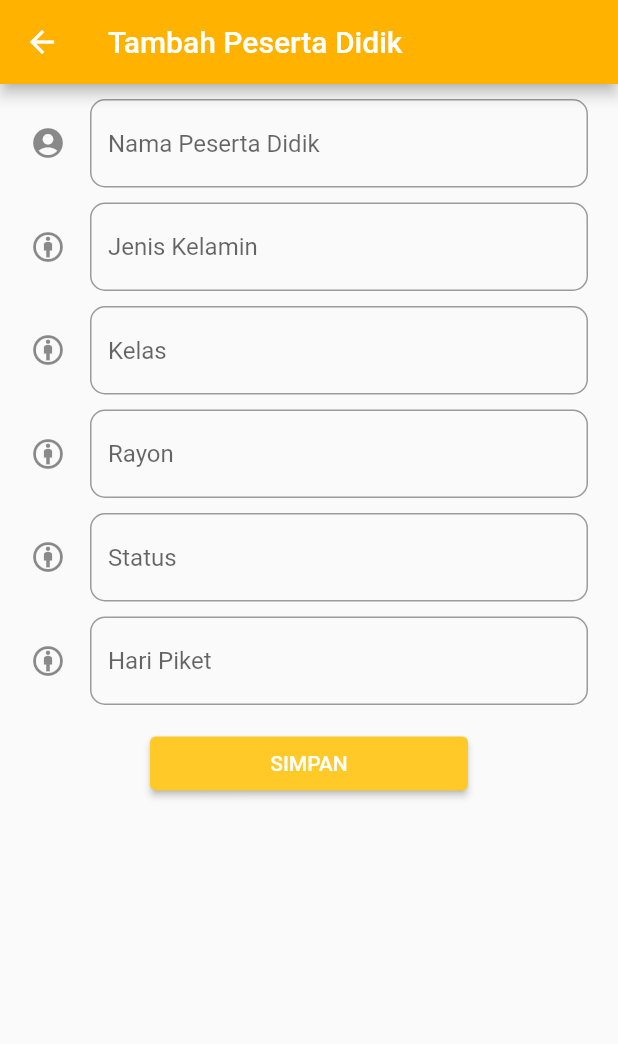
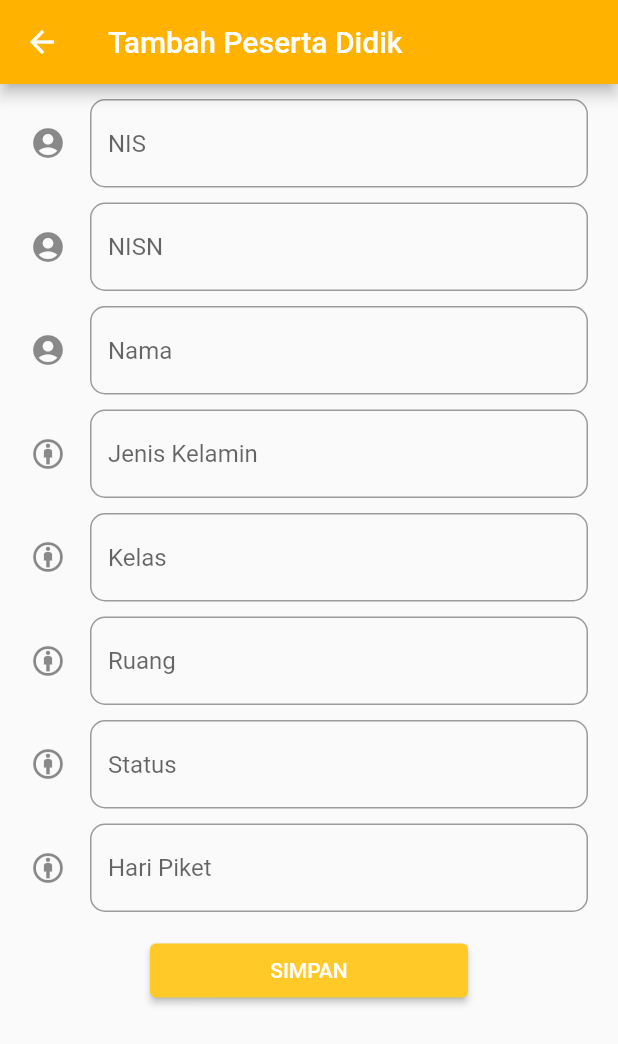
Before and after one commit to aistaqiemsy/flutter_scr, a Flutter app: the AddStudent screen opened directly, after a tap on "SIMPAN", on a phone screen of 412 x 824 dp. Shown: the top 1044 px of the screen. Run offline on Flutter 3.47's test engine with Material 2 defaults, Android fonts, the phone set to English and light mode, and no system bars; missing offline and left inert: dart:html; network calls fail.

Commit message:
Penambahan fungsi tambah data siswa

```diff
--- a/lib/dir_siswa/add_student.dart
+++ b/lib/dir_siswa/add_student.dart
@@ -13,27 +13,120 @@ class AddStudent extends StatefulWidget {
 }
 
 class _AddStudentState extends State<AddStudent> {
-  Future<void> _simpanSiswa() async { // login
-    var url =
-    Uri.http("127.0.0.1", "/scr_wikrama/students/addStudent.php", {'q': '{http}'});
-    var response = await http.post(
-        url,
-        body: {
-          "id_ruang": "",
-        },
-        headers: {
+  TextEditingController _idPesdik = new TextEditingController();
+  TextEditingController _nisn = new TextEditingController();
+  TextEditingController _nama = new TextEditingController();
+  TextEditingController _jk = new TextEditingController();
+  TextEditingController _rombel = new TextEditingController();
+  TextEditingController _ruang = new TextEditingController();
+  TextEditingController _status = new TextEditingController();
+  TextEditingController _hari = new TextEditingController();
+
+  Future<void> _simpanSiswa() async {
+    // login
+    var url = Uri.http(
+        "127.0.0.1", "/scr_wikrama/students/addStudent.php", {'q': '{http}'});
+    var response = await http.post(url, body: {
+      "id_pesdik": _idPesdik.text,
+      "nisn": _nisn.text,
+      "nama": _nama.text,
+      "jk": _jk.text,
+      "rombel": _rombel.text,
+      "no_ruang": _ruang.text,
+      "status": _status.text,
+      "hari": _hari.text,
+    }, headers: {
       "Access-Control-Allow-Methods": "POST, OPTIONS"
-        }
-    );
+    });
 
     if (response.statusCode == 200) {
       var simpanSiswa = jsonDecode(response.body);
       print(simpanSiswa);
 
+      //hapus semua data yang telah tersimpan
+      _idPesdik.clear();
+      _nisn.clear();
+      _nama.clear();
+      _jk.clear();
+      _rombel.clear();
+      _ruang.clear();
+      _status.clear();
+      _hari.clear();
+
+          showDialog( //tampilkan pesan tambah data lagi atau tidak
+                    context: context,
+                    builder: (BuildContext content) {
+                      return Expanded(
+                        child: AlertDialog(
+                          // title: Icon(
+                          //   Icons.info
+                          // ),
+                          content: ListTile(
+                            leading: Icon(
+                              Icons.info,
+                              color: Colors.lightGreenAccent[600],
+                            ),
+                            title: Text(
+                              "Data berhasil disimpan!",
+                              style: TextStyle(
+                                color: Colors.brown[400]
+                              ),
+                            ),
+                            subtitle: Text(
+                              "Ingin tambah data kembali ?",
+                              style: TextStyle(
+                                color: Colors.lightGreenAccent[800]
+                              ),
+                            ),
+                          ),
+                          // Card(
+                          //   elevation: 5,
+                          //   child: Padding(
+                          //     padding: EdgeInsets.all(20),
+                          //     child: Text(
+                          //     "Data Ingin tambah data kembali ?",
+                          //     style: TextStyle(
+                          //       fontSize: 12,
+                          //       color: Colors.brown[400]
+                          //     ),
+                          //   ),
+                          //   ),
+                          // ),
+                          actions: [
+                            ElevatedButton(
+                              child: Text(
+                                "Iya",
+                                style: TextStyle(
+                                  color: Colors.white
+                                ),
+                              ),
+                              onPressed: () {
+                                print("Tombol iya ditekan...");
+                                Navigator.pop(context);
+                              }
+                            ),
+
+                            ElevatedButton(
+                              child: Text(
+                                "Tidak",
+                                style: TextStyle(
+                                  color: Colors.white
+                                ),
+                              ),
+                              onPressed: () {
+                                print("Tombol tidak ditekan...");
+                                Navigator.pop(context);
+                                Navigator.pop(context);
+                              }
+                            )
+                          ],
+                        )
+                      );
+                    }
+                  );
     } else {
       print("Koneksi gagal!");
     }
-
   }
 
   @override
@@ -43,98 +136,102 @@ class _AddStudentState extends State<AddStudent> {
         backgroundColor: Colors.amber[600],
         title: Text("Tambah Peserta Didik"),
       ),
+
+      /*
+      Kolom data tb_pesdik
+      id_siswa, nisn, nama, jk, rombel, id_ruang, status, hari_piket
+      */
+
       body: ListView(
         children: [
           Padding(
             padding: EdgeInsets.only(left: 20, right: 20, top: 10),
             child: TextFormField(
+              controller: _idPesdik,
               decoration: InputDecoration(
-                hintText: ("Nama Peserta Didik"),
-                icon: Icon(
-                  Icons.account_circle_sharp
-                ),
-                border:OutlineInputBorder(
-                  borderRadius: BorderRadius.circular(10)
-                )
+                  hintText: ("NIS"),
+                  icon: Icon(Icons.account_circle_sharp),
+                  border: OutlineInputBorder(
+                      borderRadius: BorderRadius.circular(10))),
             ),
           ),
-          ),
-
           Padding(
             padding: EdgeInsets.only(left: 20, right: 20, top: 10),
             child: TextFormField(
+              controller: _nisn,
               decoration: InputDecoration(
-                hintText: ("Jenis Kelamin"),
-                icon: Icon(
-                  Icons.attribution_outlined
-                ),
-                border:OutlineInputBorder(
-                  borderRadius: BorderRadius.circular(10)
-                )
+                  hintText: ("NISN"),
+                  icon: Icon(Icons.account_circle_sharp),
+                  border: OutlineInputBorder(
+                      borderRadius: BorderRadius.circular(10))),
             ),
           ),
-          ),
-
           Padding(
             padding: EdgeInsets.only(left: 20, right: 20, top: 10),
             child: TextFormField(
+              controller: _nama,
               decoration: InputDecoration(
-                hintText: ("Kelas"),
-                icon: Icon(
-                  Icons.attribution_outlined
-                ),
-                border:OutlineInputBorder(
-                  borderRadius: BorderRadius.circular(10)
-                )
+                  hintText: ("Nama"),
+                  icon: Icon(Icons.account_circle_sharp),
+                  border: OutlineInputBorder(
+                      borderRadius: BorderRadius.circular(10))),
             ),
           ),
-          ),
-
           Padding(
             padding: EdgeInsets.only(left: 20, right: 20, top: 10),
             child: TextFormField(
+              controller: _jk,
               decoration: InputDecoration(
-                hintText: ("Rayon"),
-                icon: Icon(
-                  Icons.attribution_outlined
-                ),
-                border:OutlineInputBorder(
-                  borderRadius: BorderRadius.circular(10)
-                )
+                  hintText: ("Jenis Kelamin"),
+                  icon: Icon(Icons.attribution_outlined),
+                  border: OutlineInputBorder(
+                      borderRadius: BorderRadius.circular(10))),
             ),
           ),
-          ),
-
           Padding(
             padding: EdgeInsets.only(left: 20, right: 20, top: 10),
             child: TextFormField(
+              controller: _rombel,
               decoration: InputDecoration(
-                hintText: ("Status"),
-                icon: Icon(
-                  Icons.attribution_outlined
-                ),
-                border:OutlineInputBorder(
-                  borderRadius: BorderRadius.circular(10)
-                )
+                  hintText: ("Kelas"),
+                  icon: Icon(Icons.attribution_outlined),
+                  border: OutlineInputBorder(
+                      borderRadius: BorderRadius.circular(10))),
             ),
           ),
-          ),
-
           Padding(
             padding: EdgeInsets.only(left: 20, right: 20, top: 10),
             child: TextFormField(
+              controller: _ruang,
+              decoration: InputDecoration(
+                  hintText: ("Ruang"),
+                  icon: Icon(Icons.attribution_outlined),
+                  border: OutlineInputBorder(
+                      borderRadius: BorderRadius.circular(10))),
+            ),
+          ),
+          Padding(
+            padding: EdgeInsets.only(left: 20, right: 20, top: 10),
+            child: TextFormField(
+              controller: _status,
+              decoration: InputDecoration(
+                  hintText: ("Status"),
+                  icon: Icon(Icons.attribution_outlined),
+                  border: OutlineInputBorder(
+                      borderRadius: BorderRadius.circular(10))),
+            ),
+          ),
+          Padding(
+            padding: EdgeInsets.only(left: 20, right: 20, top: 10),
+            child: TextFormField(
+              controller: _hari,
               decoration: InputDecoration(
                   hintText: ("Hari Piket"),
-                icon: Icon(
-                  Icons.attribution_outlined
-                ),
-                border:OutlineInputBorder(
-                  borderRadius: BorderRadius.circular(10)
-                )
+                  icon: Icon(Icons.attribution_outlined),
+                  border: OutlineInputBorder(
+                      borderRadius: BorderRadius.circular(10))),
             ),
           ),
-          ),
-
           Padding(
             padding: EdgeInsets.only(top: 15, left: 100, right: 100),
             child: ElevatedButton(
@@ -144,8 +241,7 @@ class _AddStudentState extends State<AddStudent> {
                 onPressed: () {
                   _simpanSiswa();
                 },
-              child: Text("SIMPAN")
-            ),
+                child: Text("SIMPAN")),
           )
         ],
       ),
```
Lines whose indentation alone changed are shown as unchanged.
